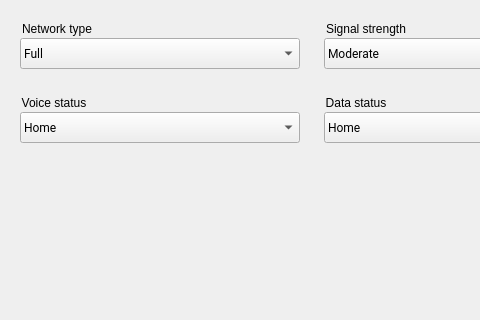
Old version of the form android/android-emu/android/skin/qt/extended-pages/cellular-page.ui in the repository aosp-mirror/platform_external_qemu; both pictures show x 0 to 480 and y 0 to 320 of the 622 by 580 pixel window.
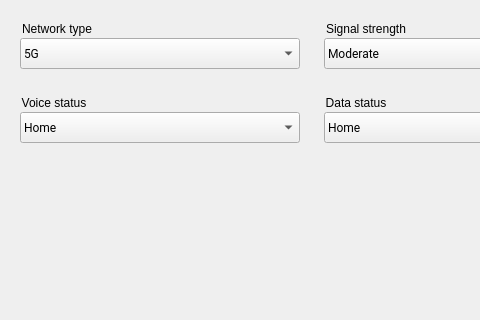
New version of the form.

```diff
--- a/android/android-emu/android/skin/qt/extended-pages/cellular-page.ui
+++ b/android/android-emu/android/skin/qt/extended-pages/cellular-page.ui
@@ -71,6 +71,11 @@
      <string>LTE</string>
     </property>
    </item>
+   <item>
+    <property name="text">
+     <string>5G</string>
+    </property>
+   </item>
    <item>
     <property name="text">
      <string>Full</string>
```
